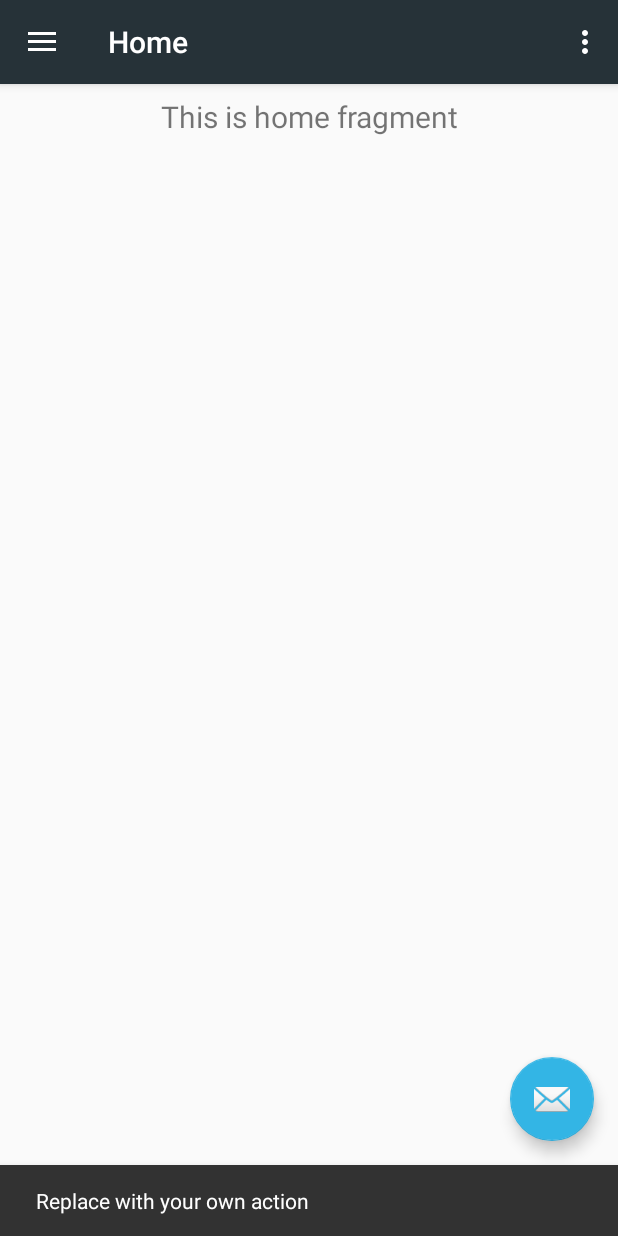
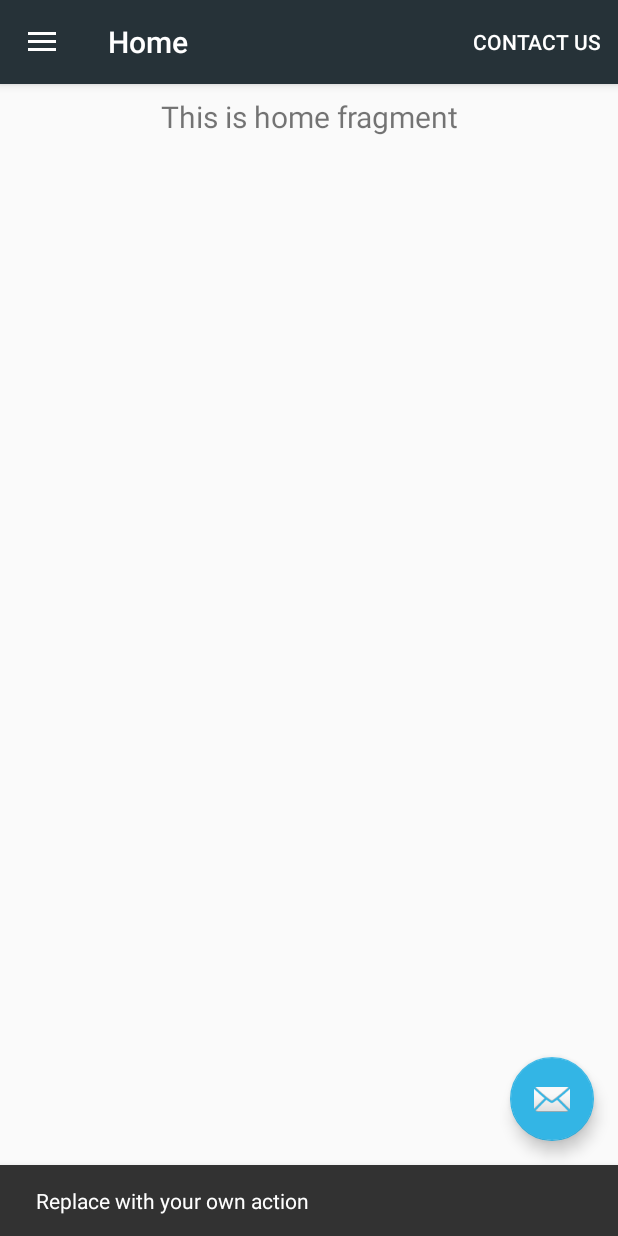
Before and after one commit to Priyanka-Sachan/Infinity, an Android app: the screen it shows after launch (MainActivity), after a tap on an icon or button, on a phone screen of 412 x 824 dp. Run offline under Robolectric (Android 15) with nearby library versions, the light colour scheme and no system bars; our stand-ins replace navigation-ui.

Commit message:
feat: commit page added

```diff
--- a/app/src/main/res/layout/content_main.xml
+++ b/app/src/main/res/layout/content_main.xml
@@ -2,6 +2,7 @@
 <androidx.constraintlayout.widget.ConstraintLayout xmlns:android="http://schemas.android.com/apk/res/android"
     xmlns:app="http://schemas.android.com/apk/res-auto"
     xmlns:tools="http://schemas.android.com/tools"
+    android:id="@+id/cont1"
     android:layout_width="match_parent"
     android:layout_height="match_parent"
     app:layout_behavior="@string/appbar_scrolling_view_behavior"
--- a/app/src/main/res/menu/activity_main_drawer.xml
+++ b/app/src/main/res/menu/activity_main_drawer.xml
@@ -12,7 +12,7 @@
             android:id="@+id/nav_slideshow"
             android:icon="@drawable/ic_menu_slideshow"
             android:title="@string/events_near_me" />
-        <iteSm
+        <item
             android:id="@+id/nav_tools"
             android:icon="@drawable/ic_menu_manage"
             android:title="@string/schemes_for_you" />
@@ -22,6 +22,10 @@
             android:icon="@drawable/ic_menu_gallery"
             android:title="@string/menu_gallery" />
 
+        <item
+            android:id="@+id/contact"
+            android:icon="@drawable/ic_menu_gallery"
+            android:title="@string/menu_contact" />
 
     </group>
 
--- a/app/src/main/res/menu/main.xml
+++ b/app/src/main/res/menu/main.xml
@@ -3,7 +3,8 @@
     xmlns:app="http://schemas.android.com/apk/res-auto">
     <item
         android:id="@+id/action_settings"
-        android:orderInCategory="100"
+
         android:title="@string/action_settings"
-        app:showAsAction="never" />
+        app:showAsAction="ifRoom"/>
+
 </menu>
--- a/app/src/main/res/navigation/mobile_navigation.xml
+++ b/app/src/main/res/navigation/mobile_navigation.xml
@@ -4,6 +4,12 @@
     xmlns:tools="http://schemas.android.com/tools"
     android:id="@+id/mobile_navigation"
     app:startDestination="@+id/nav_home">
+
+    <fragment
+        android:id="@+id/contact"
+        android:name="com.example.kamps.ui.Contact"
+        android:label="@string/menu_contact"
+        tools:layout="@layout/contact_us" />
 
     <fragment
         android:id="@+id/nav_home"
--- a/app/src/main/res/values/strings.xml
+++ b/app/src/main/res/values/strings.xml
@@ -5,7 +5,7 @@
     <string name="nav_header_title">Android Studio</string>
     <string name="nav_header_subtitle">android.studio@android.com</string>
     <string name="nav_header_desc">Navigation header</string>
-    <string name="action_settings">Settings</string>
+    <string name="action_settings">Contact us</string>
 
     <string name="menu_home">Home</string>
     <string name="menu_gallery">Gallery</string>
@@ -15,4 +15,5 @@
     <string name="menu_send">Send</string>
     <string name="events_near_me">Events near me</string>
     <string name="schemes_for_you">Schemes for you</string>
+    <string name="menu_contact">Contact us</string>
 </resources>
```
Also changed, not shown: app/src/main/java/com/example/kamps/MainActivity.java (+17 -1 lines), app/src/main/java/com/example/kamps/ui/Contact.java (added, +22 -0 lines), app/src/main/res/layout/contact_us.xml (added, +32 -0 lines).
